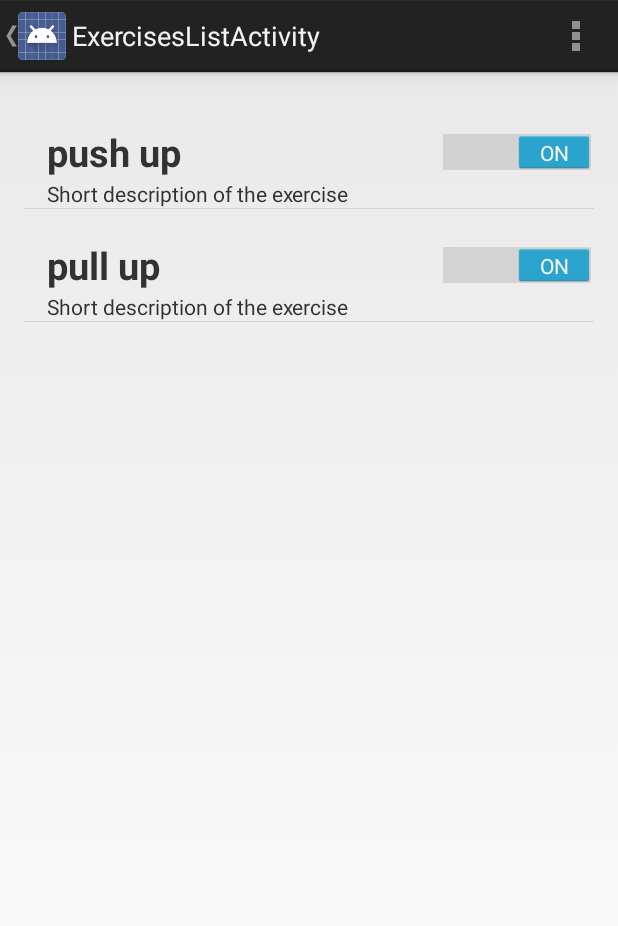
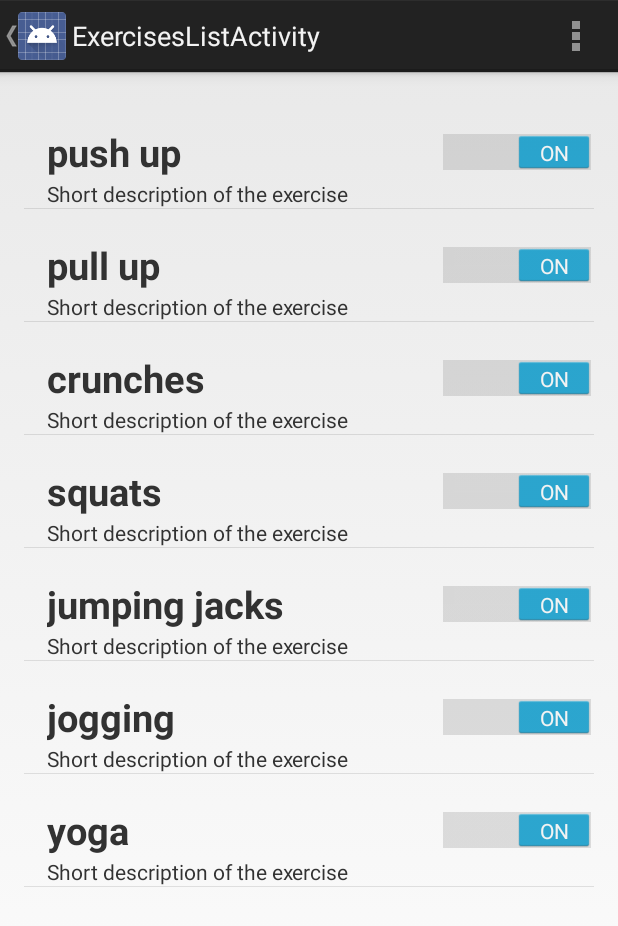
Before and after one commit to a-songac/boost-break, an Android app: the screen it shows after launch (ExercisesListActivity), after a tap on "Exercises", on a phone screen of 412 x 824 dp. Shown: the top 926 px of the screen. Run offline under Robolectric (Android 15) with nearby library versions, the phone set to English and light mode, and no system bars; 3 other taps on this screen came first.

Commit message:
Implemented ViewHolder pattern for exercises list Also began implementation of database

```diff
--- a/app/src/main/java/project/boostbreak/ExerciseListAdapter.java
+++ b/app/src/main/java/project/boostbreak/ExerciseListAdapter.java
@@ -5,13 +5,19 @@ import android.view.LayoutInflater;
 import android.view.View;
 import android.view.ViewGroup;
 import android.widget.ArrayAdapter;
-import android.widget.ImageView;
 import android.widget.Switch;
 import android.widget.TextView;
 
 public class ExerciseListAdapter extends ArrayAdapter<String> {
     private final Context context;
     private final String[] values;
+
+    // holder view
+    static class ViewHolder {
+        TextView titleTextView;
+        TextView descTextView;
+        Switch activeSwitch;
+    }
 
     public ExerciseListAdapter(Context context, String[] values) {
         super(context, R.layout.exercise_list_item, values);
@@ -21,16 +27,36 @@ public class ExerciseListAdapter extends ArrayAdapter<String> {
 
     @Override
     public View getView(int position, View convertView, ViewGroup parent) {
-        LayoutInflater inflater = (LayoutInflater) context
-                .getSystemService(Context.LAYOUT_INFLATER_SERVICE);
 
-        View rowView = inflater.inflate(R.layout.exercise_list_item, parent, false);
-        TextView titleTextView = (TextView) rowView.findViewById(R.id.exercise_list_item);
-        TextView descTextView = (TextView) rowView.findViewById(R.id.exercise_short_desc_textView);
-        Switch activeSwitch = (Switch) rowView.findViewById(R.id.active_switch);
-        titleTextView.setText(values[position]);
-        descTextView.setText("Short description of the exercise");
+        ViewHolder mViewHolder;
 
-        return rowView;
+        if(convertView == null){
+            // inflate the layout
+            LayoutInflater inflater = (LayoutInflater) context
+                    .getSystemService(Context.LAYOUT_INFLATER_SERVICE);
+
+            convertView = inflater.inflate(R.layout.exercise_list_item, parent, false);
+
+            // set up the view holder
+            mViewHolder = new ViewHolder();
+            mViewHolder.titleTextView = (TextView) convertView.findViewById(R.id.exercise_list_item);
+            mViewHolder.descTextView = (TextView) convertView.findViewById(R.id.exercise_short_desc_textView);
+            mViewHolder.activeSwitch = (Switch) convertView.findViewById(R.id.active_switch);
+
+            // store the holder with the view
+            convertView.setTag(mViewHolder);
+
+        }else{
+            // use the view holder
+            mViewHolder = (ViewHolder) convertView.getTag();
+        }
+
+
+        mViewHolder.titleTextView.setText(values[position]);
+        mViewHolder.descTextView.setText("Short description of the exercise");
+
+        return convertView;
     }
+
+
 }
--- a/app/src/main/java/project/boostbreak/ExercisesListFragment.java
+++ b/app/src/main/java/project/boostbreak/ExercisesListFragment.java
@@ -1,20 +1,9 @@
 package project.boostbreak;
 
-import android.app.Activity;
 import android.app.ListFragment;
 import android.os.Bundle;
-import android.app.Fragment;
-import android.view.LayoutInflater;
-import android.view.View;
-import android.view.ViewGroup;
-import android.widget.AbsListView;
-import android.widget.Adapter;
-import android.widget.AdapterView;
 import android.widget.ArrayAdapter;
-import android.widget.ListAdapter;
-import android.widget.TextView;
 import android.widget.ListView;
-
 
 import java.util.ArrayList;
 
@@ -33,9 +22,9 @@ public class ExercisesListFragment extends ListFragment {
     public void onActivityCreated(Bundle savedInstanceState) {
         super.onActivityCreated(savedInstanceState);
 
-        String[] exercises = {"push up", "pull up"};
+        String[] exercisesArr = {"push up", "pull up", "crunches", "squats", "jumping jacks", "jogging", "yoga"};
 
-        mListAdapter = new ExerciseListAdapter(getActivity(), exercises);
+        mListAdapter = new ExerciseListAdapter(getActivity(), exercisesArr);
         setListAdapter(mListAdapter);
 
     }
```
Also changed, not shown: app/src/main/java/project/boostbreak/database/DatabaseOperations.java (added, +45 -0 lines), app/src/main/java/project/boostbreak/database/TableData.java (added, +24 -0 lines).
